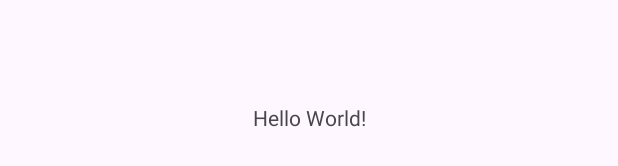
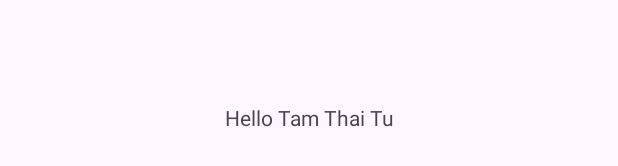
Before and after one commit to vd-huy/App_Oder_Lotteria, an Android app: the layout activity_main.xml on its own in the app's theme, with its tools: preview values and no code run, on a phone screen of 412 x 824 dp. Shown: the part 501-667 px from the top of the screen. Run offline under Robolectric (Android 15) with nearby library versions, the light colour scheme and no system bars.

Commit message:
Update activity_main.xml

```diff
--- a/app/src/main/res/layout/activity_main.xml
+++ b/app/src/main/res/layout/activity_main.xml
@@ -9,7 +9,7 @@
     <TextView
         android:layout_width="wrap_content"
         android:layout_height="wrap_content"
-        android:text="Hello World!"
+        android:text="Hello Tam Thai Tu"
         app:layout_constraintBottom_toBottomOf="parent"
         app:layout_constraintEnd_toEndOf="parent"
         app:layout_constraintStart_toStartOf="parent"
```
